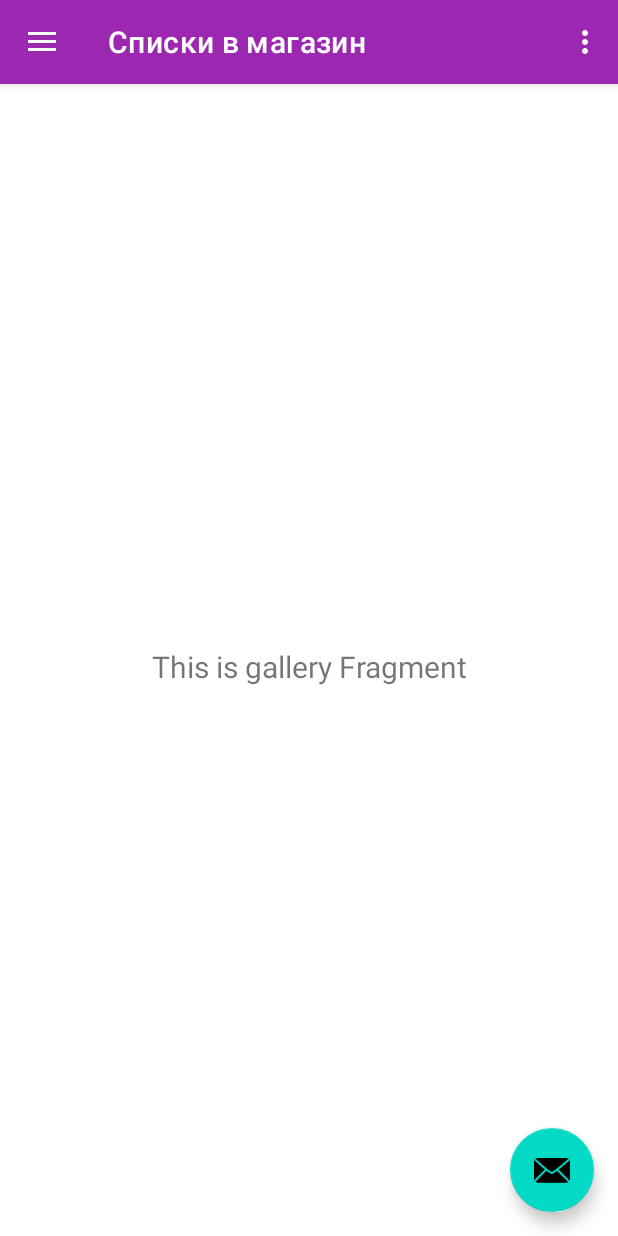
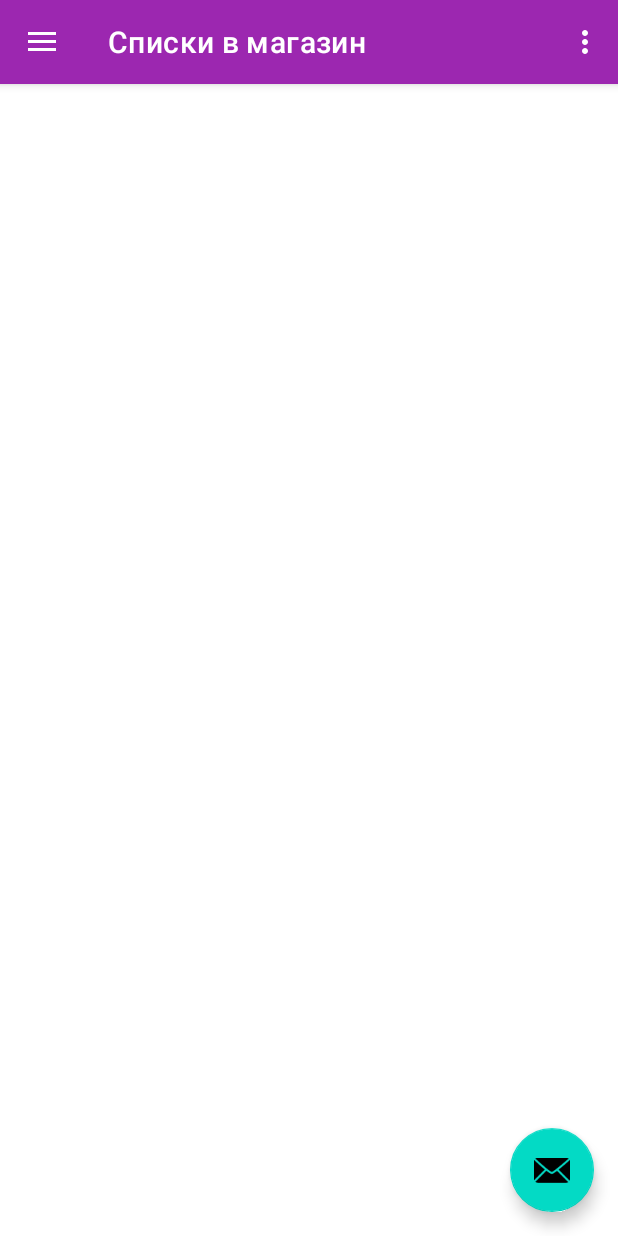
Before and after one commit to alexandr-omeluaniuk/elizabeth, an Android app: the screen it shows after launch (MainActivity), in the side drawer, after a tap on "Списки в магазин", on a phone screen of 412 x 824 dp. Run offline under Robolectric (Android 15) with nearby library versions, the phone set to English and light mode, and no system bars; our stand-ins replace navigation-ui.

Commit message:
Re-styling.

```diff
--- a/app/src/main/java/com/example/elizabeth/MainActivity.kt
+++ b/app/src/main/java/com/example/elizabeth/MainActivity.kt
@@ -26,10 +26,6 @@ class MainActivity : AppCompatActivity() {
 
         setSupportActionBar(binding.appBarMain.toolbar)
 
-        binding.appBarMain.fab.setOnClickListener { view ->
-            Snackbar.make(view, "Replace with your own action", Snackbar.LENGTH_LONG)
-                .setAction("Action", null).show()
-        }
         val drawerLayout: DrawerLayout = binding.drawerLayout
         val navView: NavigationView = binding.navView
         val navController = findNavController(R.id.nav_host_fragment_content_main)
--- a/app/src/main/java/com/example/elizabeth/ui/gallery/GalleryFragment.kt
+++ b/app/src/main/java/com/example/elizabeth/ui/gallery/ShoppingListFragment.kt
@@ -8,12 +8,12 @@ import android.widget.TextView
 import androidx.fragment.app.Fragment
 import androidx.lifecycle.Observer
 import androidx.lifecycle.ViewModelProvider
-import com.example.elizabeth.R
 import com.example.elizabeth.databinding.FragmentShoppingListsBinding
+import com.google.android.material.snackbar.Snackbar
 
-class GalleryFragment : Fragment() {
+class ShoppingListFragment : Fragment() {
 
-    private lateinit var galleryViewModel: GalleryViewModel
+    private lateinit var shoppingListViewModel: ShoppingListViewModel
     private var _binding: FragmentShoppingListsBinding? = null
 
     // This property is only valid between onCreateView and
@@ -25,16 +25,16 @@ class GalleryFragment : Fragment() {
         container: ViewGroup?,
         savedInstanceState: Bundle?
     ): View? {
-        galleryViewModel =
-            ViewModelProvider(this).get(GalleryViewModel::class.java)
+        shoppingListViewModel =
+            ViewModelProvider(this).get(ShoppingListViewModel::class.java)
 
         _binding = FragmentShoppingListsBinding.inflate(inflater, container, false)
         val root: View = binding.root
 
-        val textView: TextView = binding.textGallery
-        galleryViewModel.text.observe(viewLifecycleOwner, Observer {
-            textView.text = it
-        })
+        binding.fab.setOnClickListener { view ->
+            Snackbar.make(view, "Replace with your own action", Snackbar.LENGTH_LONG)
+                .setAction("Action", null).show()
+        }
         return root
     }
 
--- a/app/src/main/java/com/example/elizabeth/ui/gallery/GalleryViewModel.kt
+++ b/app/src/main/java/com/example/elizabeth/ui/gallery/ShoppingListViewModel.kt
@@ -4,7 +4,7 @@ import androidx.lifecycle.LiveData
 import androidx.lifecycle.MutableLiveData
 import androidx.lifecycle.ViewModel
 
-class GalleryViewModel : ViewModel() {
+class ShoppingListViewModel : ViewModel() {
 
     private val _text = MutableLiveData<String>().apply {
         value = "This is gallery Fragment"
--- a/app/src/main/res/layout/app_bar_main.xml
+++ b/app/src/main/res/layout/app_bar_main.xml
@@ -22,12 +22,4 @@
 
     <include layout="@layout/content_main" />
 
-    <com.google.android.material.floatingactionbutton.FloatingActionButton
-        android:id="@+id/fab"
-        android:layout_width="wrap_content"
-        android:layout_height="wrap_content"
-        android:layout_gravity="bottom|end"
-        android:layout_margin="@dimen/fab_margin"
-        app:srcCompat="@android:drawable/ic_dialog_email" />
-
 </androidx.coordinatorlayout.widget.CoordinatorLayout>
--- a/app/src/main/res/layout/fragment_shopping_lists.xml
+++ b/app/src/main/res/layout/fragment_shopping_lists.xml
@@ -4,19 +4,16 @@
     xmlns:tools="http://schemas.android.com/tools"
     android:layout_width="match_parent"
     android:layout_height="match_parent"
-    tools:context=".ui.gallery.GalleryFragment">
+    tools:context=".ui.gallery.ShoppingListFragment">
 
-    <TextView
-        android:id="@+id/text_gallery"
-        android:layout_width="match_parent"
+    <com.google.android.material.floatingactionbutton.FloatingActionButton
+        android:id="@+id/fab"
+        android:layout_width="wrap_content"
         android:layout_height="wrap_content"
-        android:layout_marginStart="8dp"
-        android:layout_marginTop="8dp"
-        android:layout_marginEnd="8dp"
-        android:textAlignment="center"
-        android:textSize="20sp"
+        android:layout_gravity="bottom|end"
+        android:layout_margin="@dimen/fab_margin"
         app:layout_constraintBottom_toBottomOf="parent"
         app:layout_constraintEnd_toEndOf="parent"
-        app:layout_constraintStart_toStartOf="parent"
-        app:layout_constraintTop_toTopOf="parent" />
+        app:srcCompat="@android:drawable/ic_dialog_email" />
+
 </androidx.constraintlayout.widget.ConstraintLayout>
--- a/app/src/main/res/navigation/mobile_navigation.xml
+++ b/app/src/main/res/navigation/mobile_navigation.xml
@@ -13,7 +13,7 @@
 
     <fragment
         android:id="@+id/nav_gallery"
-        android:name="com.example.elizabeth.ui.gallery.GalleryFragment"
+        android:name="com.example.elizabeth.ui.gallery.ShoppingListFragment"
         android:label="@string/menu_shopping_lists"
         tools:layout="@layout/fragment_shopping_lists" />
 
```
